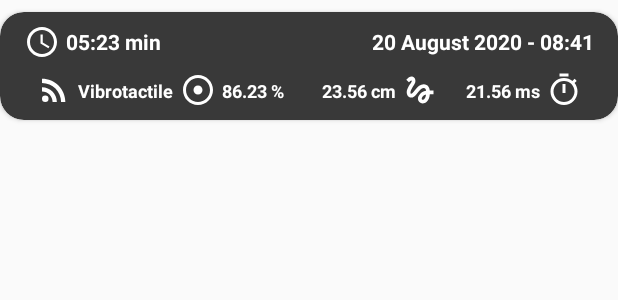
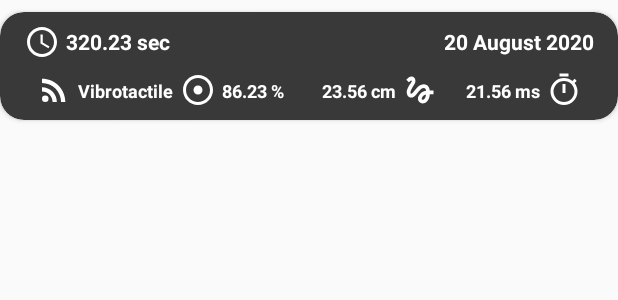
Before and after one commit to ETS-Android5/gmte-thesis, an Android app: the layout item_rides.xml on its own in the app's theme, with its tools: preview values and no code run, on a phone screen of 412 x 824 dp. Shown: the top 300 px of the screen. Run offline under Robolectric (Android 15) with nearby library versions, the phone set to English and light mode, and no system bars.

Commit message:
Small refactor

```diff
--- a/MTBalance/app/src/main/java/com/thesis/mtbalance/MeasuringActivity.java
+++ b/MTBalance/app/src/main/java/com/thesis/mtbalance/MeasuringActivity.java
@@ -49,7 +49,7 @@ public class MeasuringActivity extends AppCompatActivity
     private float mAnkleLength, mKneeLength;
 
     // DVs
-    private float mBalancePerformance;
+    private float mBalancePerformance = 0f;
     private float mBalanceDeviation = 0f;
     private float mResponseTime = 0f;
 
--- a/MTBalance/app/src/main/res/layout/item_rides.xml
+++ b/MTBalance/app/src/main/res/layout/item_rides.xml
@@ -30,7 +30,7 @@
             android:layout_height="wrap_content"
             android:layout_marginStart="4dp"
             android:layout_marginTop="2dp"
-            android:text="05:23 min"
+            android:text="320.23 sec"
             android:textColor="@color/colorText"
             android:textSize="14sp"
             android:textStyle="bold"
@@ -43,7 +43,7 @@
             android:layout_height="wrap_content"
             android:layout_marginTop="2dp"
             android:layout_marginEnd="8dp"
-            android:text="20 August 2020 - 08:41"
+            android:text="20 August 2020"
             android:textColor="@color/colorText"
             android:textSize="14sp"
             android:textStyle="bold"
```
